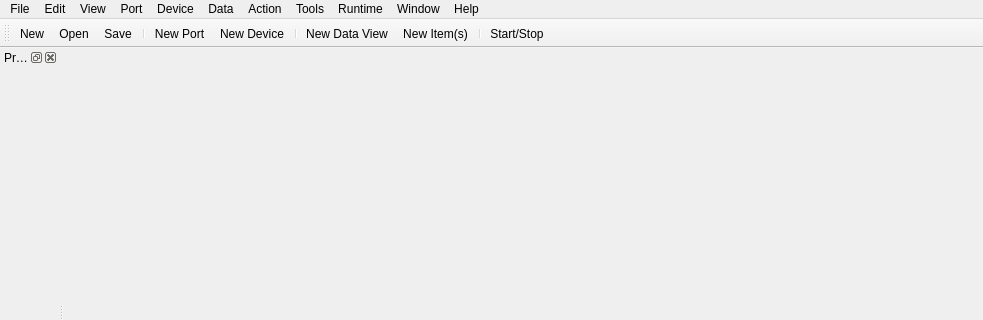
Old version of the form src/server/gui/server_ui.ui in the repository serhmarch/ModbusTools; both pictures show x 0 to 983 and y 0 to 320 of the 983 by 625 pixel window.
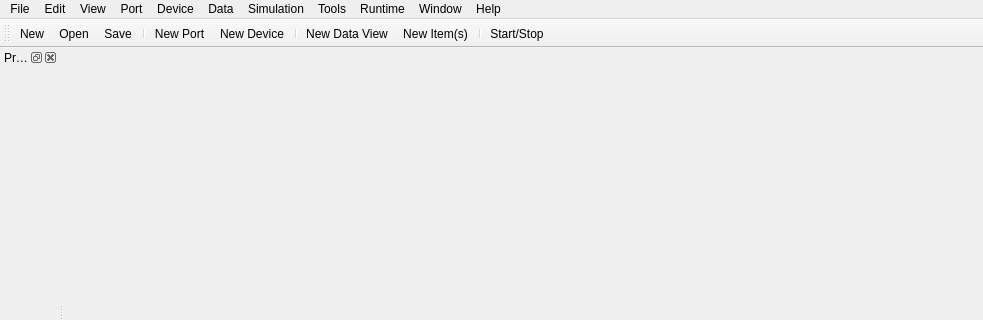
New version of the form. Icons and pictures are not drawn.

Commit message: Action renamed into SimAction (simulation)

```diff
--- a/src/server/gui/server_ui.ui
+++ b/src/server/gui/server_ui.ui
@@ -141,7 +141,7 @@
    </widget>
    <widget class="QMenu" name="menuAction">
     <property name="title">
-     <string>Action</string>
+     <string>Simulation</string>
     </property>
     <addaction name="actionActionNew"/>
     <addaction name="actionActionEdit"/>
```
Left out of the diff: 24 changed lines with no effect on the pictures. The commit also changes 30 other files.
